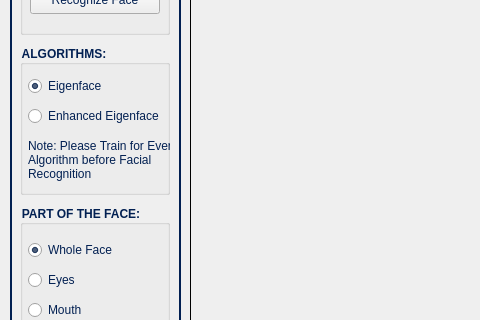
Qt form mainwindow.ui (Elahnor/Enhanced-Eigenface-Algorithm) before a commit; both pictures show x 0 to 480 and y 150 to 470 of the 1071 by 680 pixel window.
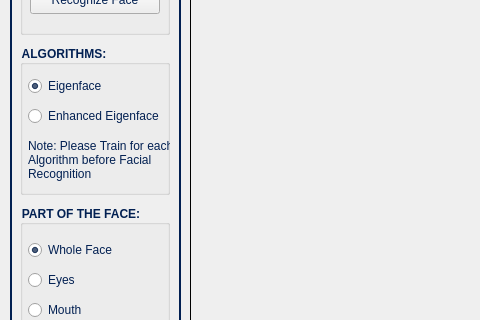
The same form after that commit. Icons and pictures are not drawn.

The edit to the form file:
```diff
--- a/mainwindow.ui
+++ b/mainwindow.ui
@@ -422,7 +422,7 @@
           </rect>
         </property>
         <property name="text">
-          <string>Note: Please Train for Every Algorithm before Facial Recognition</string>
+          <string>Note: Please Train for each Algorithm before Facial Recognition</string>
         </property>
         <property name="wordWrap">
           <bool>true</bool>
```
